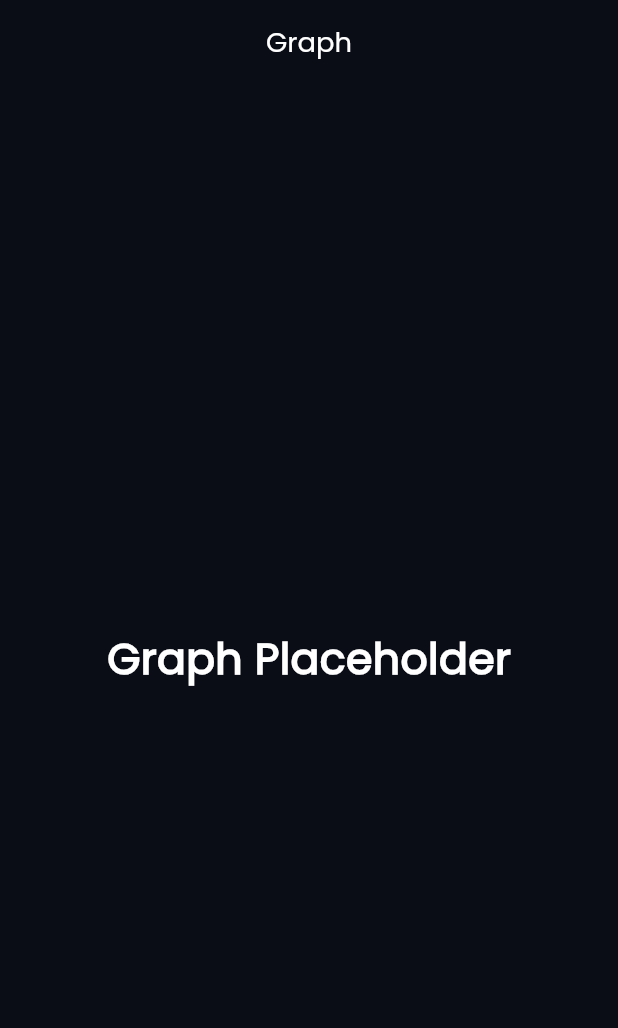
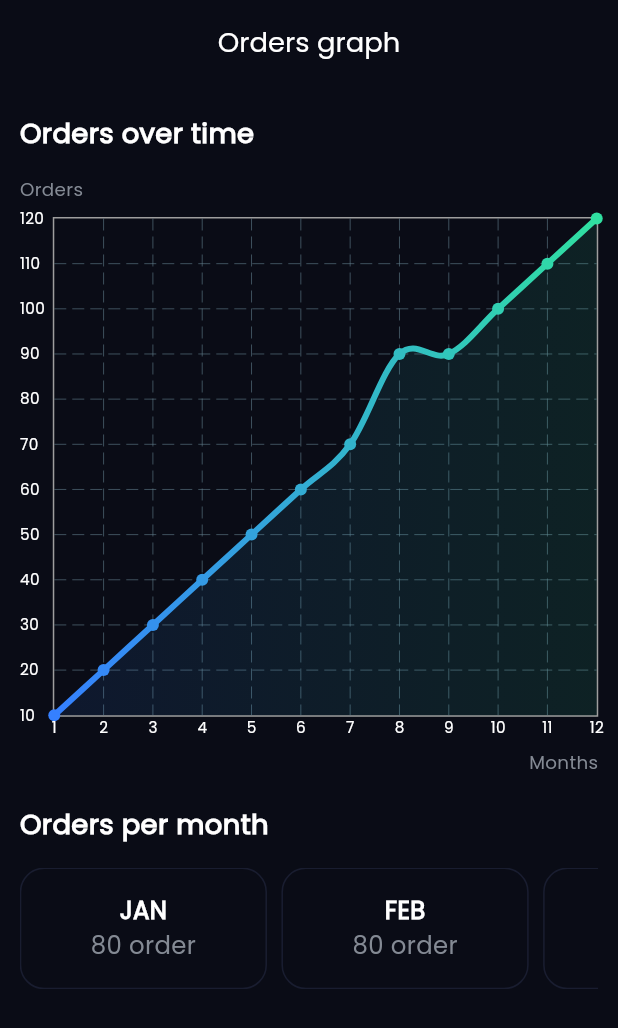
Before and after one commit to MostafaHamed-W/orderlens, a Flutter app: the GraphPage screen opened directly, on a phone screen of 412 x 824 dp. Shown: the top 1028 px of the screen. Run offline on Flutter 3.47's test engine with Material 3 defaults, Android fonts, the light colour scheme and no system bars; drawn by our look-alikes of fl_chart; our stand-ins replace flutter_screenutil, flutter_secure_storage, flutter_svg, percent_indicator, shared_preferences; accounts and stored records are empty.

Commit message:
added graph screen design added order graph data component

```diff
--- a/lib/core/theming/colors_manager.dart
+++ b/lib/core/theming/colors_manager.dart
@@ -20,6 +20,7 @@ class ColorsManager {
 
   // Green
   static const primaryGreen = Color(0xFFB1D199);
+  static const secondaryGreen = Color(0xFF30E0A1);
 
   // Yellow
   static const primaryYellow = Color(0xFFFFB35A);
--- a/lib/features/dashboard/ui/graph_page.dart
+++ b/lib/features/dashboard/ui/graph_page.dart
@@ -1,24 +1,138 @@
+import 'package:fl_chart/fl_chart.dart';
 import 'package:flutter/material.dart';
+import 'package:flutter_screenutil/flutter_screenutil.dart';
 import 'package:orderlens/core/helpers/extensions.dart';
+import 'package:orderlens/core/helpers/spacing.dart';
 import 'package:orderlens/core/theming/colors_manager.dart';
 import 'package:orderlens/core/theming/styles.dart';
 import 'package:orderlens/core/widgets/custom_app_bar_widget.dart';
+import 'package:orderlens/features/dashboard/ui/widgets/order_graph_data_component.dart';
 
 class GraphPage extends StatelessWidget {
   const GraphPage({super.key});
 
   @override
   Widget build(BuildContext context) {
+    final months = ['1', '2', '3', '4', '5', '6', '7', '8', '9', '10', '11', '12'];
+    final values = [10, 20, 30, 40, 50, 60, 70, 90, 90, 100, 110, 120];
     return Scaffold(
       appBar: CustomAppBar(
-        title: 'Graph'.hardcoded,
+        title: 'Orders graph'.hardcoded,
       ),
-      body: Center(
-        child: Text(
-          'Graph Placeholder'.hardcoded,
-          style: TextStyles.font28SemiBold.copyWith(color: ColorsManager.white),
+      body: SingleChildScrollView(
+        child: Padding(
+          padding: EdgeInsets.symmetric(horizontal: 12.w),
+          child: Column(
+            crossAxisAlignment: CrossAxisAlignment.start,
+            children: [
+              verticalHight(20),
+              Text(
+                'Orders over time'.hardcoded,
+                style: TextStyles.font18MeduimSemiBold,
+              ),
+              verticalHight(15),
+              Text(
+                'Orders',
+                style: TextStyles.font12Regular.copyWith(color: ColorsManager.lightGrey),
+              ),
+              verticalHight(10),
+              SizedBox(
+                height: 350.h,
+                child: LineChart(
+                  LineChartData(
+                    titlesData: FlTitlesData(
+                      rightTitles: const AxisTitles(
+                        drawBelowEverything: false,
+                      ),
+                      topTitles: const AxisTitles(drawBelowEverything: false),
+                      leftTitles: AxisTitles(
+                        sideTitles: SideTitles(
+                          showTitles: true,
+                          interval: 10,
+                          getTitlesWidget: (value, meta) => Text(value.toInt().toString(), style: TextStyles.font10Regular),
+                        ),
+                      ),
+                      bottomTitles: AxisTitles(
+                        sideTitles: SideTitles(
+                          showTitles: true,
+                          interval: 1, // Show labels every 3 months
+                          getTitlesWidget: (value, meta) {
+                            int index = value.toInt();
+                            if (index >= 0 && index < months.length) {
+                              return Text(months[index], style: TextStyles.font10Regular);
+                            }
+                            return Container();
+                          },
+                        ),
+                      ),
+                    ),
+                    borderData: FlBorderData(
+                      show: true,
+                      border: Border.all(color: Colors.grey, width: 1),
+                    ),
+                    lineBarsData: [
+                      LineChartBarData(
+                        spots: List.generate(
+                          months.length,
+                          (index) => FlSpot(index.toDouble(), values[index].toDouble()),
+                        ),
+                        isCurved: true,
+                        gradient: const LinearGradient(
+                          colors: [ColorsManager.primaryBlue, ColorsManager.secondaryGreen],
+                        ),
+                        barWidth: 4,
+                        belowBarData: BarAreaData(
+                          show: true,
+                          gradient: LinearGradient(
+                            colors: [
+                              ColorsManager.primaryBlue.withOpacity(0.1),
+                              // ColorsManager.primaryYellow.withOpacity(0.1),
+                              ColorsManager.secondaryGreen.withOpacity(0.1),
+                            ],
+                          ),
+                        ),
+                      ),
+                    ],
+                    gridData: const FlGridData(show: true),
+                  ),
+                ),
+              ),
+              Row(
+                mainAxisAlignment: MainAxisAlignment.end,
+                children: [
+                  Text(
+                    textAlign: TextAlign.end,
+                    'Months',
+                    style: TextStyles.font12Regular.copyWith(color: ColorsManager.lightGrey),
+                  ),
+                ],
+              ),
+              verticalHight(20),
+              Text(
+                'Orders per month',
+                style: TextStyles.font18MeduimSemiBold,
+              ),
+              verticalHight(15),
+              SizedBox(
+                height: 80.h,
+                child: ListView.separated(
+                  // padding: EdgeInsets.symmetric(horizontal: 5.w),
+                  scrollDirection: Axis.horizontal,
+                  itemCount: 12,
+                  itemBuilder: (_, index) => OrderGraphDataComponent(
+                    title: Months.values[index].name,
+                    icon: Icons.calendar_month,
+                    value: '80',
+                  ),
+                  separatorBuilder: (_, index) => horizentalWidth(8.w),
+                ),
+              ),
+            ],
+          ),
         ),
       ),
     );
   }
 }
+
+enum Months { jan, feb, mar, apr, may, jun, jul, aug, sep, oct, nov, dec }
--- /dev/null
+++ b/lib/features/dashboard/ui/widgets/order_graph_data_component.dart
@@ -0,0 +1,45 @@
+import 'package:flutter/material.dart';
+import 'package:flutter_screenutil/flutter_screenutil.dart';
+import 'package:orderlens/core/theming/colors_manager.dart';
+import 'package:orderlens/core/theming/styles.dart';
+
+class OrderGraphDataComponent extends StatelessWidget {
+  const OrderGraphDataComponent({
+    super.key,
+    required this.title,
+    this.details,
+    required this.icon,
+    required this.value,
+  });
+  final String title, value;
+  final String? details;
+  final IconData icon;
+  @override
+  Widget build(BuildContext context) {
+    return Container(
+      height: 80.h,
+      width: 150.w,
+      decoration: BoxDecoration(
+        borderRadius: BorderRadius.circular(16.r),
+        border: Border.all(color: ColorsManager.strokeColor, width: 1),
+      ),
+      child: Padding(
+        padding: EdgeInsets.symmetric(
+          horizontal: 16.w,
+          vertical: 8.h,
+        ),
+        child: Column(
+          crossAxisAlignment: CrossAxisAlignment.center,
+          mainAxisAlignment: MainAxisAlignment.center,
+          children: [
+            Text(title.toUpperCase(), style: TextStyles.font16Bold),
+            Text(
+              '$value order',
+              style: TextStyles.font16Meduim.copyWith(color: ColorsManager.lightGrey),
+            ),
+          ],
+        ),
+      ),
+    );
+  }
+}
--- a/pubspec.yaml
+++ b/pubspec.yaml
@@ -54,6 +54,7 @@ dependencies:
   flutter_svg: ^2.0.10+1
   animations: ^2.0.11
   percent_indicator: ^4.2.4
+  fl_chart: ^0.69.2
 
 
   # Local storage
@@ -92,6 +93,7 @@ flutter:
 
   # To add assets to your application, add an assets section, like this:
   assets:
+    - assets/
     - assets/images/
 
 
```
Also changed, not shown: pubspec.lock.
